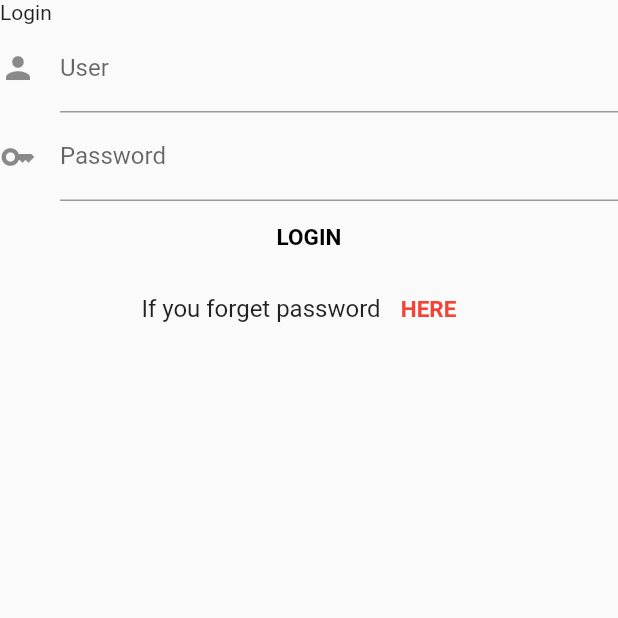
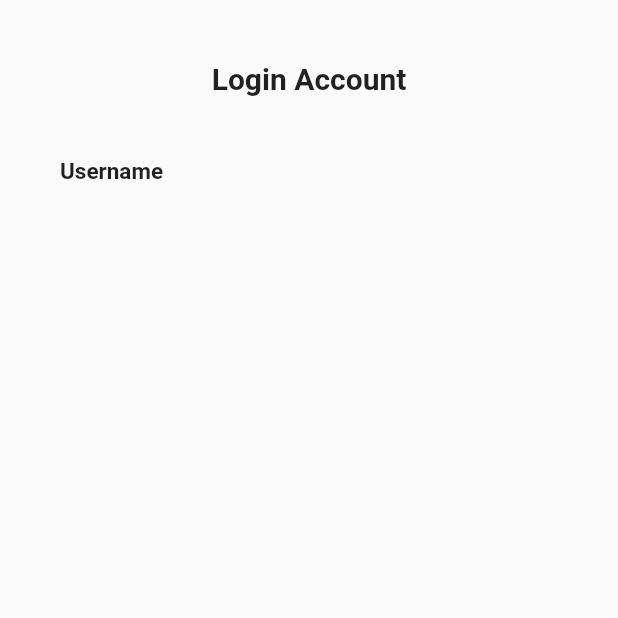
Before and after one commit to Thongek-wpm/flutter_application_login, a Flutter app: the screen it shows after launch, on a phone screen of 412 x 824 dp, the top half of it. Run offline on Flutter 3.47's test engine with Material 2 defaults, Android fonts, the phone set to English and light mode, and no system bars.

Commit message:
Update login_ui.dart

```diff
--- a/lib/screens/login_ui.dart
+++ b/lib/screens/login_ui.dart
@@ -13,60 +13,43 @@ class _LoginUiState extends State<LoginUi> {
   @override
   Widget build(BuildContext context) {
     return Scaffold(
-      body: ListView(
-        children: <Widget>[
-          Text("Login"),
-          // this's TextField User
-          TextField(
-            controller: usernameCon,
-            decoration: InputDecoration(
-              labelText: "User",
-              hintText: "Enter User",
-              icon: Icon(Icons.person),
+      body: SingleChildScrollView(
+        child: Center(
+          child: Column(
+            children: [
+              SizedBox(
+                height: MediaQuery.of(context).size.width * 0.10,
+              ),
+              Text(
+                "Login Account",
+                style: TextStyle(
+                  fontSize: 20,
+                  fontWeight: FontWeight.bold,
                 ),
               ),
-          // TextField Password
-          TextField(
-            controller: passwordCon,
-            decoration: InputDecoration(
-              labelText: "Password",
-              hintText: "Enter Password",
-              icon: Icon(Icons.key),
+              SizedBox(
+                height: MediaQuery.of(context).size.width * 0.10,
               ),
+              Row(
+                children: [
+                  Padding(
+                    padding: const EdgeInsets.only(
+                      left: 40,
+                      right: 40,
                     ),
-          // this's button for Login to homeUi
-          TextButton(
-            onPressed: () {},
                     child: Text(
-              "LOGIN",
+                      "Username",
                       style: TextStyle(
-                color: Colors.black,
                         fontSize: 15,
                         fontWeight: FontWeight.bold,
                       ),
                     ),
                   ),
-          Row(
-            mainAxisAlignment: MainAxisAlignment.center,
-            crossAxisAlignment: CrossAxisAlignment.center,
-            children: [
-              Text(
-                "If you forget password",
-                style: TextStyle(fontSize: 16),
-              ),
-              TextButton(
-                onPressed: () {},
-                child: Text(
-                  "HERE",
-                  style: TextStyle(
-                      color: Colors.red,
-                      fontSize: 15,
-                      fontWeight: FontWeight.bold),
+                ],
+              )
+            ],
           ),
         ),
-            ],
-          ),
-        ],
       ),
     );
   }
```
Lines whose indentation alone changed are shown as unchanged.
